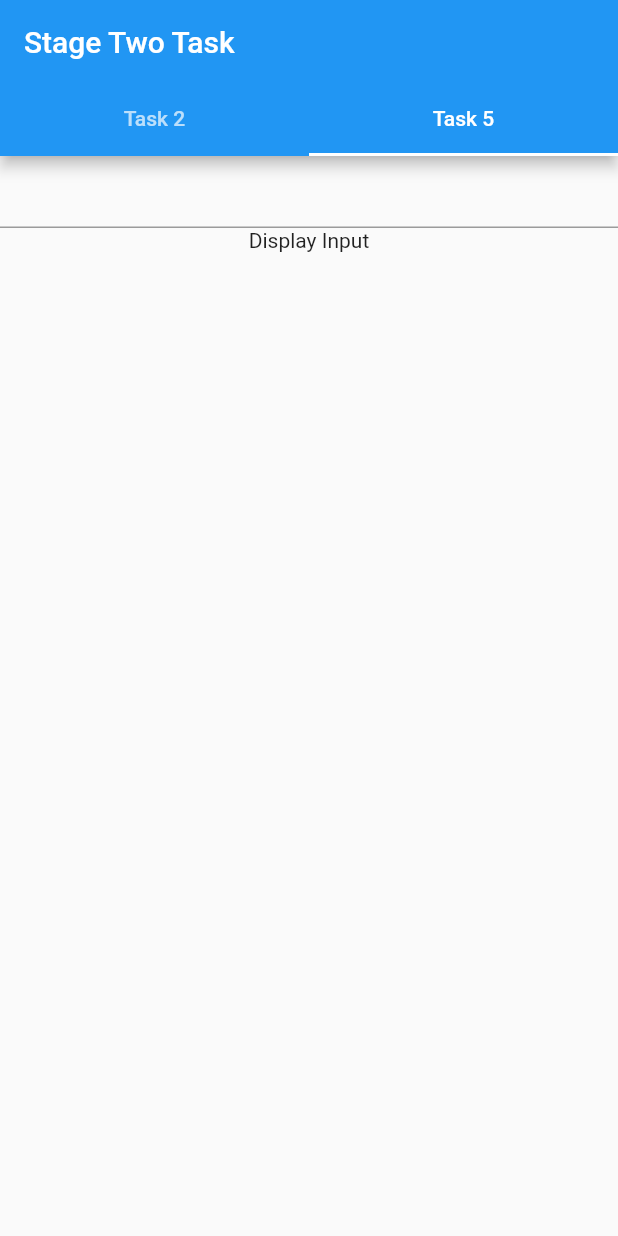
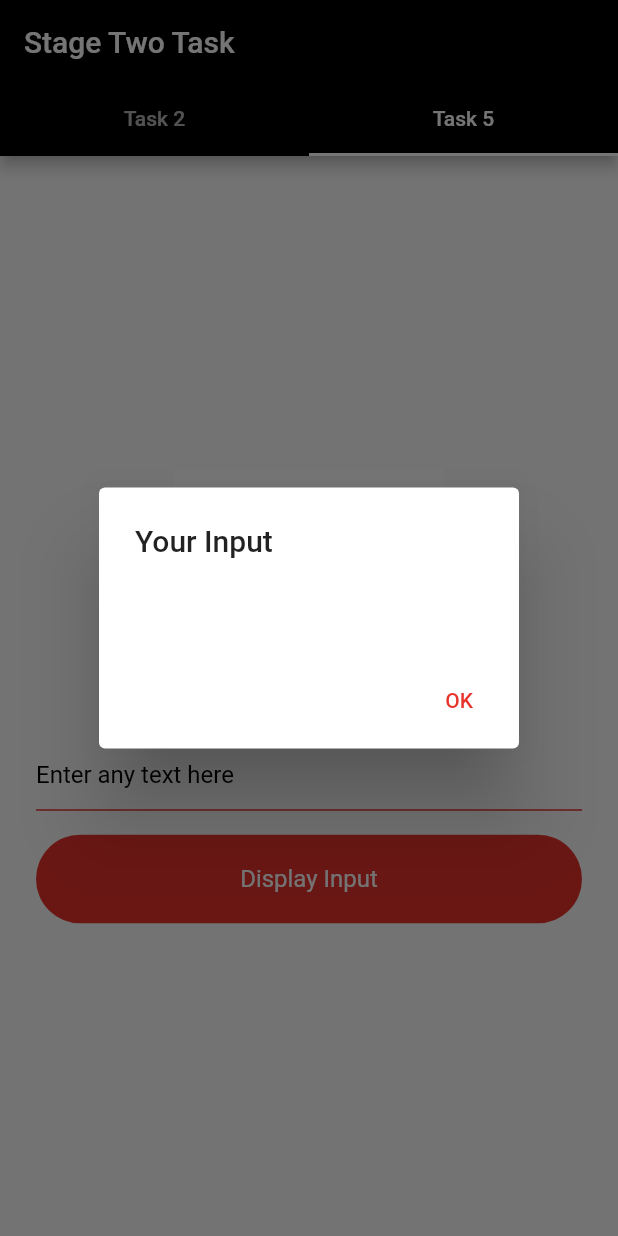
Before and after one commit to Emmanuel-Etukudo/name_printer_input_display, a Flutter app: the screen it shows after launch, tab 2 chosen, after a tap on "Display Input", on a phone screen of 412 x 824 dp. Run offline on Flutter 3.47's test engine with Material 2 defaults, Android fonts, the phone set to English and light mode, and no system bars.

Commit message:
completed design and function

```diff
--- a/lib/NamePrinter.dart
+++ b/lib/NamePrinter.dart
@@ -1,11 +1,23 @@
 import 'package:flutter/material.dart';
+import 'package:name_printer_input_display/constants.dart';
+import 'package:name_printer_input_display/widgets.dart';
+
 class NamePrinter extends StatelessWidget {
   const NamePrinter({Key? key}) : super(key: key);
 
   @override
   Widget build(BuildContext context) {
-    return Container(
-      child: Text("Etukudo Emmanuel"),
+    return Scaffold(
+      body: Center(
+        child: Container(
+          width: 200,
+          height: 200,
+          alignment: Alignment.center,
+          transform: Matrix4.rotationZ(0.15),
+          decoration: BoxDecoration(border: Border.all(color: zuriRed)),
+          child: Text('Etukudo Emmanuel', style: simpleTextStyle(zuriBlack)),
+        ),
+      ),
     );
   }
 }
--- /dev/null
+++ b/lib/constants.dart
@@ -0,0 +1,5 @@
+import 'package:flutter/material.dart';
+
+const zuriRed = Color(0xffE7332B);
+const zuriBlack = Color(0xff000000);
+const zuriWhite = Color(0xffFFFFFF);
--- a/lib/main.dart
+++ b/lib/main.dart
@@ -1,6 +1,8 @@
 import 'package:flutter/cupertino.dart';
 import 'package:flutter/material.dart';
 import 'package:name_printer_input_display/NamePrinter.dart';
+import 'package:name_printer_input_display/constants.dart';
+import 'package:name_printer_input_display/widgets.dart';
 
 void main() {
   runApp(MyApp());
@@ -11,12 +13,15 @@ class MyApp extends StatelessWidget {
   @override
   Widget build(BuildContext context) {
     return MaterialApp(
+      debugShowCheckedModeBanner: false,
       home: DefaultTabController(
         length: 2,
         child: Scaffold(
           appBar: AppBar(
+            backgroundColor: zuriBlack,
             title: Text("Stage Two Task"),
             bottom: TabBar(
+              indicatorColor: zuriWhite,
               tabs: [
                 Tab(
                   text: "Task 2",
@@ -27,11 +32,10 @@ class MyApp extends StatelessWidget {
               ],
             ),
           ),
-          body: TabBarView(
-            children: [
-              NamePrinter(),
-              InputDisplay()
-            ],
+          body: SafeArea(
+            child: TabBarView(
+              children: [NamePrinter(), InputDisplay()],
+            ),
           ),
         ),
       ),
@@ -47,28 +51,75 @@ class InputDisplay extends StatefulWidget {
 }
 
 class _InputDisplayState extends State<InputDisplay> {
+  TextEditingController input = TextEditingController();
 
-  TextEditingController input = TextEditingController();
   @override
   Widget build(BuildContext context) {
-    return Container(
+    return Center(
+      child: Container(
+        padding: EdgeInsets.symmetric(vertical: 0, horizontal: 24),
         child: Column(
+          mainAxisSize: MainAxisSize.min,
           children: [
-          Form(child: TextFormField(
-            controller: input,
-          )),
             GestureDetector(
               onTap: (){
 
               },
+                child: Image.asset("assets/images/zuri.png",)),
+            Form(
+                child: TextFormField(
+              controller: input,
+              style: simpleTextStyle(zuriBlack),
+              decoration: InputDecoration(
+                  hintText: "Enter any text here",
+                  hintStyle: TextStyle(color: zuriBlack),
+                  focusedBorder: UnderlineInputBorder(
+                      borderSide: BorderSide(color: zuriRed)),
+                  enabledBorder: UnderlineInputBorder(
+                      borderSide: BorderSide(color: zuriRed))),
+            )),
+            SizedBox(
+              height: 16,
+            ),
+            GestureDetector(
+              onTap: () {
+                displayDialog(context);
+                input.clear();
+              },
               child: Container(
+                alignment: Alignment.center,
+                padding: EdgeInsets.symmetric(vertical: 20),
+                width: MediaQuery.of(context).size.width,
+                decoration: BoxDecoration(
+                    color: zuriRed, borderRadius: BorderRadius.circular(30)),
                 child: Text(
-                "Display Input"
+                  "Display Input",
+                  style: simpleTextStyle(zuriWhite),
                 ),
               ),
             )
           ],
         ),
+      ),
     );
   }
+
+  void displayDialog(BuildContext context) {
+    Widget okButton = TextButton(onPressed: (){
+      Navigator.of(context).pop();
+    }, child: Text('OK',style: TextStyle(
+       color: zuriRed
+    ),));
+
+    AlertDialog alert = AlertDialog(
+      title: Text("Your Input"),
+      content: Text(input.text),
+      actions: [okButton],
+    );
+    showDialog(
+        context: context,
+        builder: (BuildContext context) {
+          return alert;
+        });
   }
+}
--- /dev/null
+++ b/lib/widgets.dart
@@ -0,0 +1,8 @@
+import 'package:flutter/material.dart';
+
+TextStyle simpleTextStyle(Color color){
+return TextStyle(
+  color: color,
+  fontSize: 16
+);
+}
```
Also changed, not shown: pubspec.yaml (+3 -4 lines), assets/images/zuri.png (added), pubspec.lock. Lines whose indentation alone changed are shown as unchanged.
